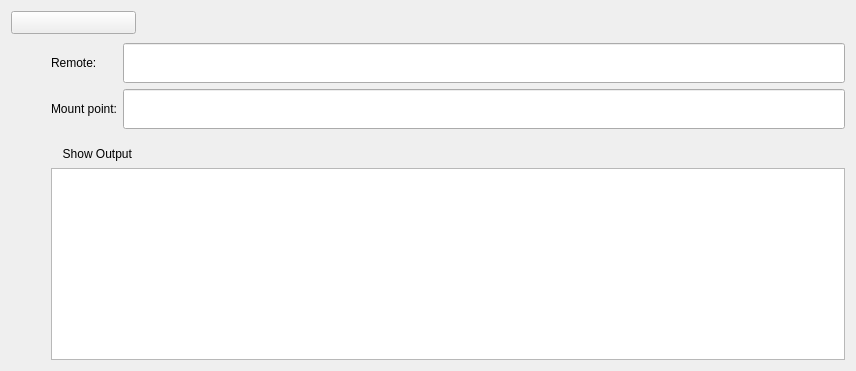
The window that src/mount_widget.ui (holazt/RcloneBrowser) describes before a commit, drawn with Qt 5.
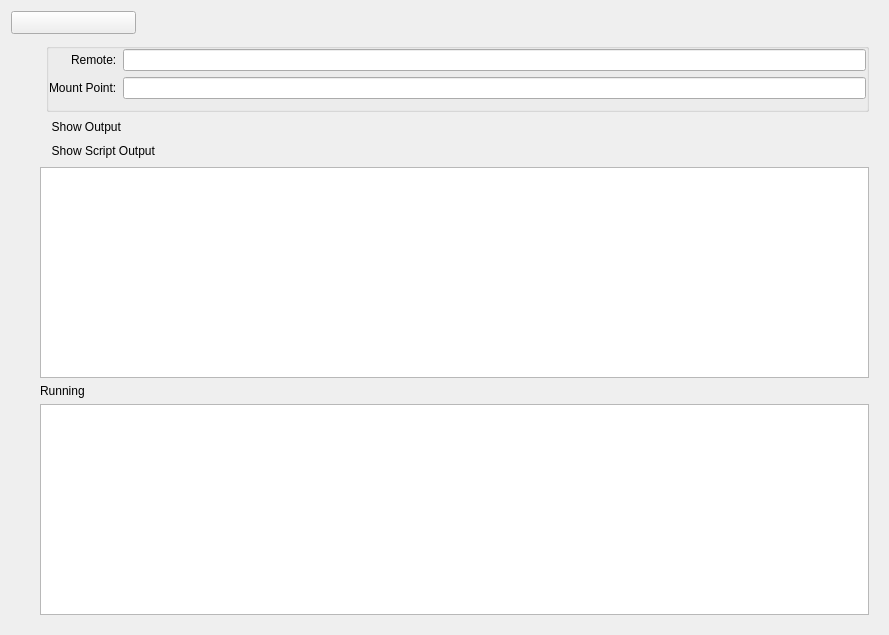
The same window after the commit.

Diff of the .ui file:
```diff
--- a/src/mount_widget.ui
+++ b/src/mount_widget.ui
@@ -6,8 +6,8 @@
    <rect>
     <x>0</x>
     <y>0</y>
-    <width>856</width>
-    <height>371</height>
+    <width>889</width>
+    <height>635</height>
    </rect>
   </property>
   <property name="sizePolicy">
@@ -127,100 +127,65 @@
    <item>
     <widget class="QWidget" name="details" native="true">
      <layout class="QGridLayout" name="gridLayout_2">
-      <property name="leftMargin">
-       <number>0</number>
-      </property>
-      <property name="rightMargin">
-       <number>0</number>
-      </property>
-      <property name="bottomMargin">
-       <number>0</number>
-      </property>
-      <item row="0" column="0">
-       <spacer name="horizontalSpacer_2">
-        <property name="orientation">
-         <enum>Qt::Horizontal</enum>
+      <item row="0" column="2">
+       <widget class="QGroupBox" name="groupBox">
+        <property name="title">
+         <string/>
         </property>
-        <property name="sizeType">
-         <enum>QSizePolicy::Fixed</enum>
-        </property>
-        <property name="sizeHint" stdset="0">
-         <size>
-          <width>40</width>
-          <height>20</height>
-         </size>
-        </property>
-       </spacer>
-      </item>
-      <item row="0" column="1">
-       <widget class="QLabel" name="label_1">
-        <property name="sizePolicy">
-         <sizepolicy hsizetype="Fixed" vsizetype="Preferred">
-          <horstretch>0</horstretch>
-          <verstretch>0</verstretch>
-         </sizepolicy>
-        </property>
-        <property name="text">
-         <string>Remote:</string>
-        </property>
-        <property name="buddy">
-         <cstring>remote</cstring>
-        </property>
-       </widget>
-      </item>
-      <item row="1" column="2" colspan="2">
-       <widget class="QLineEdit" name="folder">
-        <property name="sizePolicy">
-         <sizepolicy hsizetype="Expanding" vsizetype="Expanding">
-          <horstretch>0</horstretch>
-          <verstretch>0</verstretch>
-         </sizepolicy>
-        </property>
-        <property name="readOnly">
+        <property name="flat">
          <bool>true</bool>
         </property>
+        <layout class="QGridLayout" name="gridLayout">
+         <property name="leftMargin">
+          <number>0</number>
+         </property>
+         <property name="topMargin">
+          <number>0</number>
+         </property>
+         <property name="rightMargin">
+          <number>0</number>
+         </property>
+         <property name="bottomMargin">
+          <number>10</number>
+         </property>
+         <item row="0" column="1">
+          <widget class="QLineEdit" name="remote">
+           <property name="readOnly">
+            <bool>true</bool>
+           </property>
+          </widget>
+         </item>
+         <item row="1" column="0" alignment="Qt::AlignRight">
+          <widget class="QLabel" name="label_2">
+           <property name="text">
+            <string>Mount Point:</string>
+           </property>
+          </widget>
+         </item>
+         <item row="1" column="1">
+          <widget class="QLineEdit" name="folder">
+           <property name="sizePolicy">
+            <sizepolicy hsizetype="MinimumExpanding" vsizetype="Fixed">
+             <horstretch>0</horstretch>
+             <verstretch>0</verstretch>
+            </sizepolicy>
+           </property>
+           <property name="readOnly">
+            <bool>true</bool>
+           </property>
+          </widget>
+         </item>
+         <item row="0" column="0" alignment="Qt::AlignRight">
+          <widget class="QLabel" name="label">
+           <property name="text">
+            <string>Remote:</string>
+           </property>
+          </widget>
+         </item>
+        </layout>
        </widget>
       </item>
-      <item row="1" column="1">
-       <widget class="QLabel" name="label_2">
-        <property name="sizePolicy">
-         <sizepolicy hsizetype="Fixed" vsizetype="Preferred">
-          <horstretch>0</horstretch>
-          <verstretch>0</verstretch>
-         </sizepolicy>
-        </property>
-        <property name="text">
-         <string>Mount point:</string>
-        </property>
-        <property name="buddy">
-         <cstring>folder</cstring>
-        </property>
-       </widget>
-      </item>
-      <item row="8" column="1" colspan="3">
-       <widget class="QPlainTextEdit" name="output">
-        <property name="lineWrapMode">
-         <enum>QPlainTextEdit::NoWrap</enum>
-        </property>
-        <property name="readOnly">
-         <bool>true</bool>
-        </property>
-       </widget>
-      </item>
-      <item row="0" column="2" colspan="2">
-       <widget class="QLineEdit" name="remote">
-        <property name="sizePolicy">
-         <sizepolicy hsizetype="Expanding" vsizetype="Expanding">
-          <horstretch>0</horstretch>
-          <verstretch>0</verstretch>
-         </sizepolicy>
-        </property>
-        <property name="readOnly">
-         <bool>true</bool>
-        </property>
-       </widget>
-      </item>
-      <item row="7" column="1" colspan="2">
+      <item row="1" column="1" colspan="2">
        <widget class="QToolButton" name="showOutput">
         <property name="styleSheet">
          <string notr="true">QToolButton { border: 0 }</string>
@@ -236,10 +201,10 @@
         </property>
        </widget>
       </item>
-      <item row="2" column="3">
-       <spacer name="verticalSpacer_2">
+      <item row="2" column="0">
+       <spacer name="horizontalSpacer_2">
         <property name="orientation">
-         <enum>Qt::Vertical</enum>
+         <enum>Qt::Horizontal</enum>
         </property>
         <property name="sizeType">
          <enum>QSizePolicy::Fixed</enum>
@@ -247,11 +212,57 @@
         <property name="sizeHint" stdset="0">
          <size>
           <width>20</width>
-          <height>10</height>
+          <height>20</height>
          </size>
         </property>
        </spacer>
       </item>
+      <item row="2" column="1" colspan="2">
+       <widget class="QToolButton" name="showScriptOutput">
+        <property name="styleSheet">
+         <string notr="true">QToolButton { border: 0 }</string>
+        </property>
+        <property name="text">
+         <string>  Show Script Output</string>
+        </property>
+        <property name="checkable">
+         <bool>true</bool>
+        </property>
+        <property name="toolButtonStyle">
+         <enum>Qt::ToolButtonTextBesideIcon</enum>
+        </property>
+        <property name="arrowType">
+         <enum>Qt::NoArrow</enum>
+        </property>
+       </widget>
+      </item>
+      <item row="3" column="1" colspan="2">
+       <widget class="QPlainTextEdit" name="output">
+        <property name="lineWrapMode">
+         <enum>QPlainTextEdit::NoWrap</enum>
+        </property>
+        <property name="readOnly">
+         <bool>true</bool>
+        </property>
+       </widget>
+      </item>
+      <item row="4" column="1" colspan="2">
+       <widget class="QLabel" name="l_script">
+        <property name="text">
+         <string>Running</string>
+        </property>
+       </widget>
+      </item>
+      <item row="5" column="1" colspan="2">
+       <widget class="QPlainTextEdit" name="sOutput">
+        <property name="lineWrapMode">
+         <enum>QPlainTextEdit::NoWrap</enum>
+        </property>
+        <property name="readOnly">
+         <bool>true</bool>
+        </property>
+       </widget>
+      </item>
      </layout>
     </widget>
    </item>
```
Left out of the diff: 4 changed lines with no effect on the pictures.
